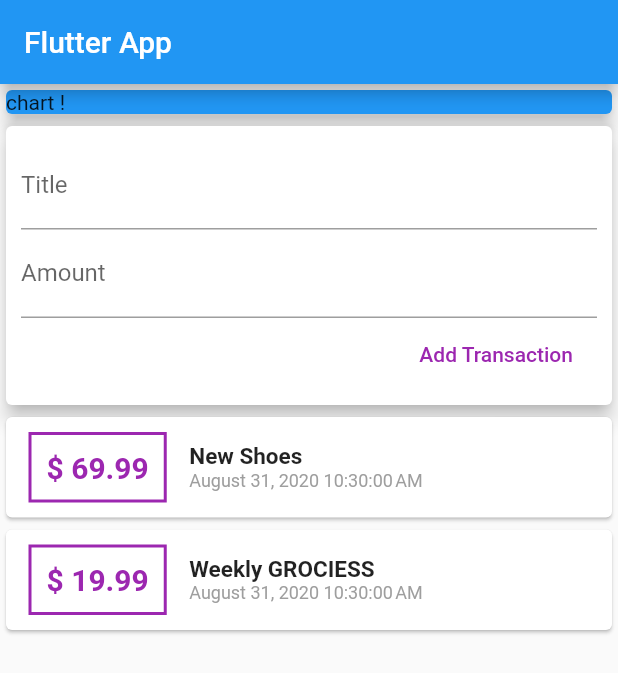
After one commit to ziedgmar4276/presonel, a Flutter app: the screen it shows after launch, after a tap on "Add Transaction", on a phone screen of 412 x 824 dp. The commit adds this screen. Shown: the top 673 px of the screen. Run offline on Flutter 3.47's test engine with Material 2 defaults, Android fonts, the phone set to English and light mode, and no system bars.

Commit message:
transaction

```diff
--- /dev/null
+++ b/lib/widgets/new_transaction.dart
@@ -0,0 +1,49 @@
+import 'package:flutter/material.dart';
+
+class NewTransaction extends StatelessWidget {
+  final titleController = TextEditingController();
+  final amountController = TextEditingController();
+  final Function addTx;
+  NewTransaction(this.addTx);
+  void submitData(){
+    final enteredTitle = titleController.text;
+    final entereAmount =double.parse(amountController.text);
+    if(enteredTitle.isEmpty||entereAmount <=0){
+      return;
+    }
+ addTx(
+   enteredTitle,
+   entereAmount
+
+               );
+  }
+  @override
+  Widget build(BuildContext context) {
+    return Card(
+      elevation: 5,
+      child: Container(
+        padding: EdgeInsets.all(10),
+        child: Column(crossAxisAlignment: CrossAxisAlignment.end, children: <
+            Widget>[
+          TextField(
+            decoration: InputDecoration(labelText: 'Title'),
+            controller: titleController,
+            onSubmitted:(_)=> submitData(),
+          ), //
+          TextField(
+            decoration: InputDecoration(labelText: 'Amount'),
+            controller: amountController,
+            keyboardType: TextInputType.number,
+            onSubmitted:(_)=> submitData(),
+
+          ),
+          FlatButton(
+            child: Text('Add Transaction'),
+            textColor: Colors.purple,
+            onPressed:submitData,
+          )
+        ]),
+      ),
+    );
+  }
+}
--- /dev/null
+++ b/lib/widgets/transaction_liste.dart
@@ -0,0 +1,66 @@
+import 'package:flutter/material.dart';
+import '../models/Transaction.dart';
+import 'package:intl/intl.dart';
+
+class TransactionList extends StatelessWidget {
+  final List<Transaction> transactions;
+
+  TransactionList(this.transactions);
+  @override
+  Widget build(BuildContext context) {
+    return Container(
+      height: 400,
+     child : ListView.builder(
+       itemBuilder: (ctx,index){
+return
+Card(
+              child: Row(
+            children: <Widget>[
+              Container(
+                margin: EdgeInsets.symmetric(vertical: 10, horizontal: 15),
+                decoration: BoxDecoration(
+                  border: Border.all(
+                    color: Colors.purple,
+                    width: 2,
+                  ),
+                ),
+                padding: EdgeInsets.all(10),
+                child: Text(
+                  '\$ ${transactions[index].amount.toStringAsFixed(2)}',
+                  style: TextStyle(
+                    fontWeight: FontWeight.bold,
+                    fontSize: 20,
+                    color: Colors.purple,
+                  ),
+                ),
+              ),
+              Column(
+                  crossAxisAlignment: CrossAxisAlignment.start,
+                  children: <Widget>[
+                    Text(
+                      transactions[index].title,
+                      style: TextStyle(
+                        fontWeight: FontWeight.bold,
+                        fontSize: 15,
+                      ),
+                    ),
+                    Text(
+                      DateFormat().format(transactions[index  ].date),
+                      style: TextStyle(
+                        fontSize: 12,
+                        color: Colors.grey,
+                      ),
+                    ),
+                  ],
+                  ),
+            ],
+          ),
+          );
+       },
+        itemCount: transactions.length,
+
+      ),
+
+    );
+  }
+}
--- /dev/null
+++ b/lib/widgets/user_transaction.dart
@@ -0,0 +1,46 @@
+import 'package:flutter/material.dart';
+import 'transaction_liste.dart';
+import 'new_transaction.dart';
+import '../models/Transaction.dart';
+
+class UserTransaction extends StatefulWidget {
+  @override
+  _UserTransactionState createState() => _UserTransactionState();
+}
+
+class _UserTransactionState extends State<UserTransaction> {
+  final List<Transaction> _userTransaction = [
+    Transaction(
+      id: 't1',
+      title: "New Shoes",
+      amount: 69.99,
+      date: DateTime.now(),
+    ),
+    Transaction(
+      id: 't2',
+      title: "Weekly GROCIESS",
+      amount: 19.99,
+      date: DateTime.now(),
+    ),
+  ];
+
+  void _addNewTransaction(String txTitle, double txAmount) {
+    final newTx = Transaction(
+        title: txTitle,
+        amount: txAmount,
+        date: DateTime.now(),
+        id: DateTime.now().toString());
+
+  setState((){
+     _userTransaction.add(newTx);
+  });
+  }
+  @override
+  Widget build(BuildContext context) {
+    return Column(
+      children: <Widget>[
+        NewTransaction(_addNewTransaction),
+       TransactionList(_userTransaction)],
+    );
+  }
+}
```
Also changed, not shown: lib/main.dart (+9 -92 lines), lib/models/Transaction.dart (renamed from lib/Transaction.dart).
